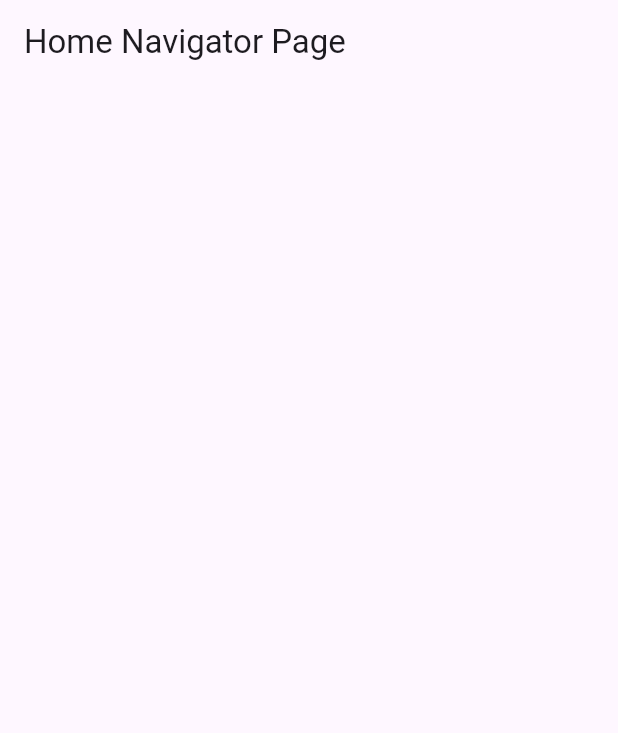
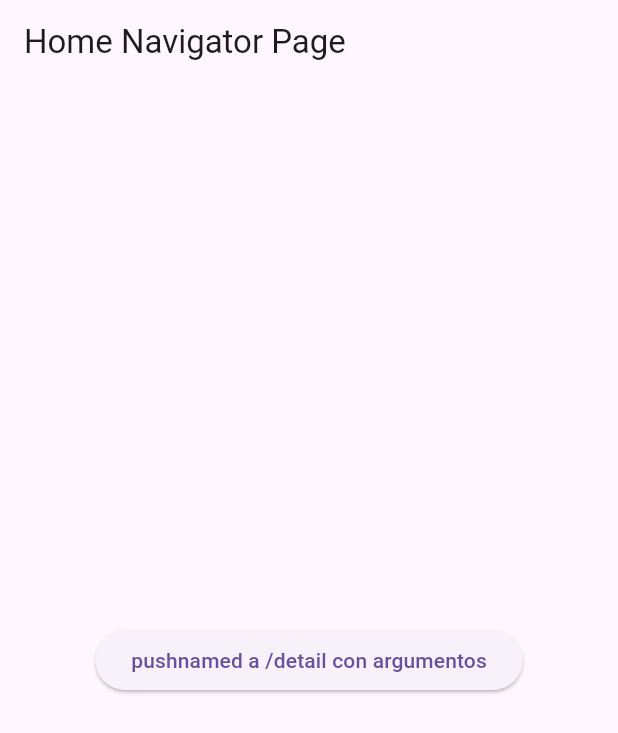
Before and after one commit to fr4nsgallegos/recetasappg13, a Flutter app: the screen it shows after launch, on a phone screen of 412 x 824 dp. Shown: the top 733 px of the screen. Run offline on Flutter 3.47's test engine with Material 3 defaults, Android fonts, the phone set to English and light mode, and no system bars.

Commit message:
enviar y recibir ingo entre pantallas

```diff
--- a/lib/pages/navegacion/navigator/navigator_page.dart
+++ b/lib/pages/navegacion/navigator/navigator_page.dart
@@ -9,7 +9,11 @@ class NavigatorPage extends StatelessWidget {
       // Ruta inical
       initialRoute: "/",
       // Mapa de rutas nombradas
-      routes: {"/": (_) => HomeNavigatorPage()},
+      routes: {
+        "/": (_) => HomeNavigatorPage(),
+        "/detail": (_) => DetailPage(detalleObligatorio: "Obligatorio"),
+        "/about": (_) => AboutPage(),
+      },
     );
   }
 }
@@ -19,17 +23,72 @@ class HomeNavigatorPage extends StatelessWidget {
   Widget build(BuildContext context) {
     return Scaffold(
       appBar: AppBar(title: Text("Home Navigator Page")),
-      body: Center(child: Column()),
+      body: Center(
+        child: Column(
+          mainAxisSize: MainAxisSize.min,
+          children: [
+            // 1. ir al detail page con argumentos y esperar un resultado
+            ElevatedButton(
+              onPressed: () async {
+                // enviamos un argumen - puede ser cualquier objeto
+                final result = await Navigator.pushNamed(
+                  context,
+                  "/detail",
+                  arguments: "Hola deslde el Home",
+                );
+
+                // Al volver de Detail, mostramos el resultado - si es que se devolvió algo
+                if (context.mounted && result != null) {
+                  ScaffoldMessenger.of(
+                    context,
+                  ).showSnackBar(SnackBar(content: Text("Resultado: $result")));
+                }
+              },
+              child: Text("pushnamed a /detail con argumentos"),
+            ),
+          ],
+        ),
+      ),
     );
   }
 }
 
 class DetailPage extends StatelessWidget {
-  const DetailPage({super.key});
+  String detalleObligatorio;
+
+  DetailPage({super.key, required this.detalleObligatorio});
 
   @override
   Widget build(BuildContext context) {
-    return const Placeholder();
+    // Recuperamos el argumeno enviado desde el Home
+    final args = ModalRoute.of(context)!.settings.arguments as String?;
+    return Scaffold(
+      appBar: AppBar(
+        title: Text("Detail Page"),
+        leading: IconButton(
+          onPressed: () {
+            Navigator.pop(context, "OK DESDE EL DETAIL (appbar)");
+          },
+          icon: Icon(Icons.arrow_back),
+        ),
+      ),
+      body: Center(
+        child: Column(
+          mainAxisSize: MainAxisSize.min,
+          children: [
+            Text(args ?? "Sin argumentos"),
+            SizedBox(height: 16),
+            ElevatedButton(
+              onPressed: () {
+                // Regresar al Home, enviado un "Resultado"
+                Navigator.pop(context, "OK DESDE EL DETAIL (body)");
+              },
+              child: Text("Pop con resultado"),
+            ),
+          ],
+        ),
+      ),
+    );
   }
 }
 
```
